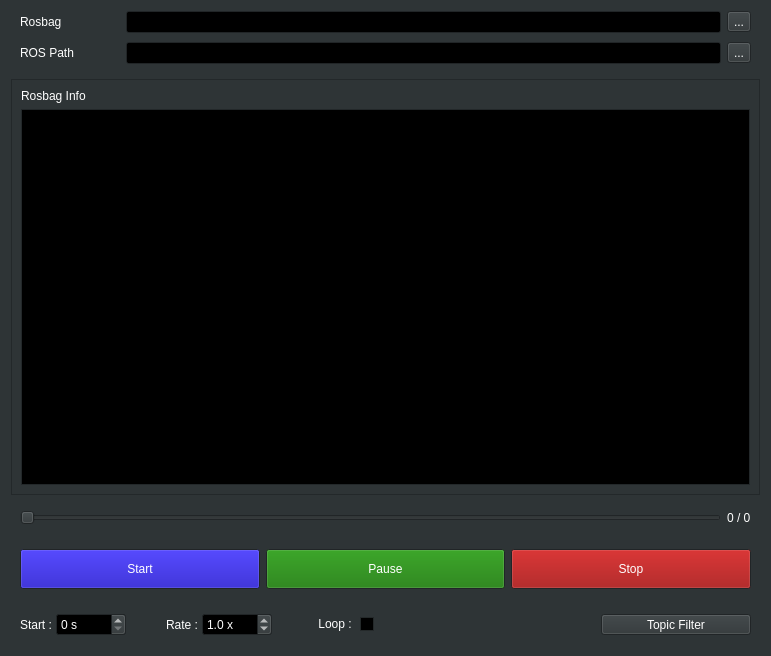
Above: ui/player.ui from yyamazaki933/rosbag_player before the change. Below: the same form after it.
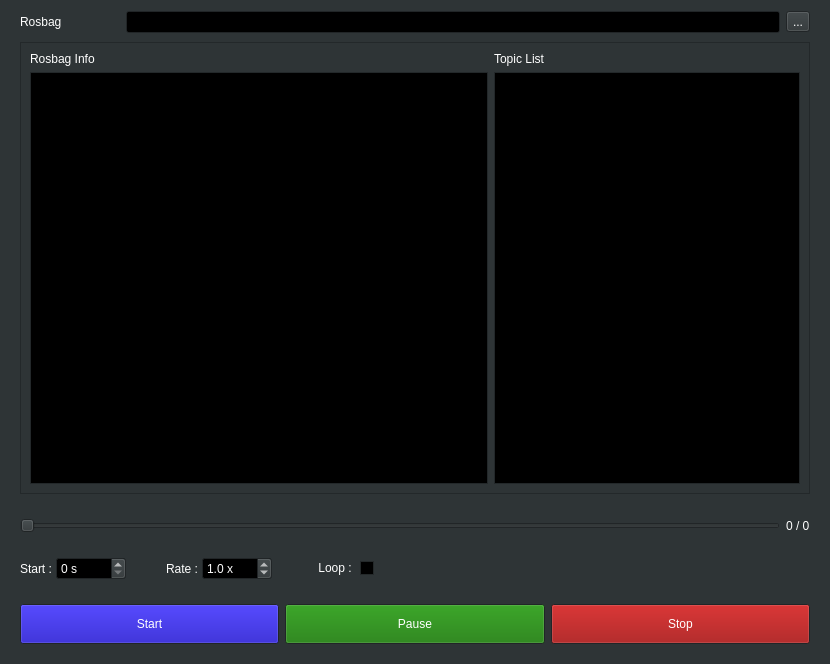
That is the form after the change.

Patch:
```diff
--- a/ui/player.ui
+++ b/ui/player.ui
@@ -6,8 +6,8 @@
    <rect>
     <x>0</x>
     <y>0</y>
-    <width>771</width>
-    <height>656</height>
+    <width>830</width>
+    <height>664</height>
    </rect>
   </property>
   <property name="palette">
@@ -456,153 +456,6 @@
    <string>Rosbag Player</string>
   </property>
   <layout class="QGridLayout" name="gridLayout">
-   <item row="10" column="3">
-    <widget class="QWidget" name="widget_3" native="true">
-     <layout class="QHBoxLayout" name="horizontalLayout">
-      <property name="spacing">
-       <number>0</number>
-      </property>
-      <item>
-       <widget class="QLabel" name="label_16">
-        <property name="text">
-         <string>Start : </string>
-        </property>
-       </widget>
-      </item>
-      <item>
-       <widget class="QSpinBox" name="sb_offset">
-        <property name="sizePolicy">
-         <sizepolicy hsizetype="Fixed" vsizetype="Fixed">
-          <horstretch>0</horstretch>
-          <verstretch>0</verstretch>
-         </sizepolicy>
-        </property>
-        <property name="minimumSize">
-         <size>
-          <width>70</width>
-          <height>0</height>
-         </size>
-        </property>
-        <property name="suffix">
-         <string> s</string>
-        </property>
-        <property name="maximum">
-         <number>9999</number>
-        </property>
-       </widget>
-      </item>
-      <item>
-       <spacer name="horizontalSpacer">
-        <property name="orientation">
-         <enum>Qt::Horizontal</enum>
-        </property>
-        <property name="sizeType">
-         <enum>QSizePolicy::Preferred</enum>
-        </property>
-        <property name="sizeHint" stdset="0">
-         <size>
-          <width>40</width>
-          <height>20</height>
-         </size>
-        </property>
-       </spacer>
-      </item>
-      <item>
-       <widget class="QLabel" name="label_15">
-        <property name="text">
-         <string>Rate : </string>
-        </property>
-       </widget>
-      </item>
-      <item>
-       <widget class="QDoubleSpinBox" name="sb_rate">
-        <property name="sizePolicy">
-         <sizepolicy hsizetype="Fixed" vsizetype="Fixed">
-          <horstretch>0</horstretch>
-          <verstretch>0</verstretch>
-         </sizepolicy>
-        </property>
-        <property name="minimumSize">
-         <size>
-          <width>70</width>
-          <height>0</height>
-         </size>
-        </property>
-        <property name="suffix">
-         <string> x</string>
-        </property>
-        <property name="decimals">
-         <number>1</number>
-        </property>
-        <property name="minimum">
-         <double>0.100000000000000</double>
-        </property>
-        <property name="maximum">
-         <double>100.000000000000000</double>
-        </property>
-        <property name="singleStep">
-         <double>0.100000000000000</double>
-        </property>
-        <property name="value">
-         <double>1.000000000000000</double>
-        </property>
-       </widget>
-      </item>
-      <item>
-       <spacer name="horizontalSpacer_3">
-        <property name="orientation">
-         <enum>Qt::Horizontal</enum>
-        </property>
-        <property name="sizeType">
-         <enum>QSizePolicy::Preferred</enum>
-        </property>
-        <property name="sizeHint" stdset="0">
-         <size>
-          <width>40</width>
-          <height>20</height>
-         </size>
-        </property>
-       </spacer>
-      </item>
-      <item>
-       <widget class="QCheckBox" name="chb_loop">
-        <property name="layoutDirection">
-         <enum>Qt::RightToLeft</enum>
-        </property>
-        <property name="text">
-         <string>Loop : </string>
-        </property>
-       </widget>
-      </item>
-      <item>
-       <spacer name="horizontalSpacer_4">
-        <property name="orientation">
-         <enum>Qt::Horizontal</enum>
-        </property>
-        <property name="sizeHint" stdset="0">
-         <size>
-          <width>40</width>
-          <height>20</height>
-         </size>
-        </property>
-       </spacer>
-      </item>
-      <item>
-       <widget class="QToolButton" name="pb_filter">
-        <property name="minimumSize">
-         <size>
-          <width>150</width>
-          <height>0</height>
-         </size>
-        </property>
-        <property name="text">
-         <string>Topic Filter</string>
-        </property>
-       </widget>
-      </item>
-     </layout>
-    </widget>
-   </item>
    <item row="9" column="3">
     <widget class="QWidget" name="widget" native="true">
      <property name="enabled">
@@ -762,7 +615,69 @@
      </layout>
     </widget>
    </item>
-   <item row="2" column="3">
+   <item row="7" column="3">
+    <widget class="QWidget" name="widget_4" native="true">
+     <layout class="QHBoxLayout" name="horizontalLayout_2">
+      <item>
+       <widget class="QSlider" name="slider">
+        <property name="orientation">
+         <enum>Qt::Horizontal</enum>
+        </property>
+       </widget>
+      </item>
+      <item>
+       <widget class="QLabel" name="label_time">
+        <property name="text">
+         <string>0 / 0</string>
+        </property>
+       </widget>
+      </item>
+     </layout>
+    </widget>
+   </item>
+   <item row="0" column="3">
+    <widget class="QWidget" name="wd_input" native="true">
+     <layout class="QGridLayout" name="gridLayout_3">
+      <property name="topMargin">
+       <number>0</number>
+      </property>
+      <property name="verticalSpacing">
+       <number>9</number>
+      </property>
+      <item row="0" column="2">
+       <widget class="QToolButton" name="pb_bag">
+        <property name="text">
+         <string>...</string>
+        </property>
+       </widget>
+      </item>
+      <item row="0" column="1">
+       <widget class="QLineEdit" name="le_bag">
+        <property name="sizePolicy">
+         <sizepolicy hsizetype="Preferred" vsizetype="Fixed">
+          <horstretch>0</horstretch>
+          <verstretch>0</verstretch>
+         </sizepolicy>
+        </property>
+        <property name="text">
+         <string/>
+        </property>
+       </widget>
+      </item>
+      <item row="0" column="0">
+       <widget class="QLabel" name="label">
+        <property name="maximumSize">
+         <size>
+          <width>100</width>
+          <height>16777215</height>
+         </size>
+        </property>
+        <property name="text">
+         <string>Rosbag</string>
+        </property>
+       </widget>
+      </item>
+      <item row="1" column="0" colspan="3">
     <widget class="QFrame" name="frame">
      <property name="frameShape">
       <enum>QFrame::StyledPanel</enum>
@@ -770,22 +685,26 @@
      <property name="frameShadow">
       <enum>QFrame::Raised</enum>
      </property>
-     <layout class="QVBoxLayout" name="verticalLayout">
-      <item>
+        <layout class="QGridLayout" name="gridLayout_4" columnstretch="6,4">
+         <item row="0" column="1">
+          <widget class="QLabel" name="label_4">
+           <property name="text">
+            <string>Topic List</string>
+           </property>
+          </widget>
+         </item>
+         <item row="0" column="0">
        <widget class="QLabel" name="label_3">
         <property name="text">
          <string>Rosbag Info</string>
         </property>
        </widget>
       </item>
-      <item>
+         <item row="2" column="1">
+          <widget class="QListWidget" name="topic_list"/>
+         </item>
+         <item row="2" column="0">
        <widget class="QPlainTextEdit" name="pte_bag">
-        <property name="sizePolicy">
-         <sizepolicy hsizetype="Preferred" vsizetype="Expanding">
-          <horstretch>0</horstretch>
-          <verstretch>0</verstretch>
-         </sizepolicy>
-        </property>
         <property name="palette">
          <palette>
           <active>
@@ -853,7 +772,6 @@
         <property name="font">
          <font>
           <family>Ubuntu Mono</family>
-          <pointsize>13</pointsize>
          </font>
         </property>
         <property name="readOnly">
@@ -867,100 +785,136 @@
      </layout>
     </widget>
    </item>
-   <item row="7" column="3">
-    <widget class="QWidget" name="widget_4" native="true">
-     <layout class="QHBoxLayout" name="horizontalLayout_2">
-      <item>
-       <widget class="QSlider" name="slider">
-        <property name="orientation">
-         <enum>Qt::Horizontal</enum>
-        </property>
-       </widget>
-      </item>
-      <item>
-       <widget class="QLabel" name="label_time">
-        <property name="text">
-         <string>0 / 0</string>
-        </property>
-       </widget>
-      </item>
      </layout>
     </widget>
    </item>
-   <item row="0" column="3">
-    <widget class="QWidget" name="widget_2" native="true">
-     <layout class="QGridLayout" name="gridLayout_3">
-      <property name="topMargin">
+   <item row="8" column="3">
+    <widget class="QWidget" name="wd_config" native="true">
+     <layout class="QHBoxLayout" name="horizontalLayout">
+      <property name="spacing">
        <number>0</number>
       </property>
-      <property name="verticalSpacing">
-       <number>9</number>
-      </property>
-      <item row="1" column="2">
-       <widget class="QToolButton" name="pb_path">
+      <item>
+       <widget class="QLabel" name="label_16">
         <property name="text">
-         <string>...</string>
+         <string>Start : </string>
         </property>
        </widget>
       </item>
-      <item row="0" column="2">
-       <widget class="QToolButton" name="pb_bag">
-        <property name="text">
-         <string>...</string>
-        </property>
-       </widget>
-      </item>
-      <item row="0" column="1">
-       <widget class="QLineEdit" name="le_bag">
+      <item>
+       <widget class="QSpinBox" name="sb_offset">
         <property name="sizePolicy">
-         <sizepolicy hsizetype="Preferred" vsizetype="Fixed">
+         <sizepolicy hsizetype="Fixed" vsizetype="Fixed">
           <horstretch>0</horstretch>
           <verstretch>0</verstretch>
          </sizepolicy>
         </property>
+        <property name="minimumSize">
+         <size>
+          <width>70</width>
+          <height>0</height>
+         </size>
+        </property>
+        <property name="suffix">
+         <string> s</string>
+        </property>
+        <property name="maximum">
+         <number>9999</number>
+        </property>
+       </widget>
+      </item>
+      <item>
+       <spacer name="horizontalSpacer">
+        <property name="orientation">
+         <enum>Qt::Horizontal</enum>
+        </property>
+        <property name="sizeType">
+         <enum>QSizePolicy::Preferred</enum>
+        </property>
+        <property name="sizeHint" stdset="0">
+         <size>
+          <width>40</width>
+          <height>20</height>
+         </size>
+        </property>
+       </spacer>
+      </item>
+      <item>
+       <widget class="QLabel" name="label_15">
         <property name="text">
-         <string/>
+         <string>Rate : </string>
         </property>
        </widget>
       </item>
-      <item row="1" column="1">
-       <widget class="QLineEdit" name="le_path">
+      <item>
+       <widget class="QDoubleSpinBox" name="sb_rate">
         <property name="sizePolicy">
-         <sizepolicy hsizetype="Preferred" vsizetype="Fixed">
+         <sizepolicy hsizetype="Fixed" vsizetype="Fixed">
           <horstretch>0</horstretch>
           <verstretch>0</verstretch>
          </sizepolicy>
         </property>
-        <property name="text">
-         <string/>
+        <property name="minimumSize">
+         <size>
+          <width>70</width>
+          <height>0</height>
+         </size>
         </property>
+        <property name="suffix">
+         <string> x</string>
+        </property>
+        <property name="decimals">
+         <number>1</number>
+        </property>
+        <property name="minimum">
+         <double>0.100000000000000</double>
+        </property>
+        <property name="maximum">
+         <double>100.000000000000000</double>
+        </property>
+        <property name="value">
+         <double>1.000000000000000</double>
+        </property>
        </widget>
       </item>
-      <item row="0" column="0">
-       <widget class="QLabel" name="label">
-        <property name="maximumSize">
+      <item>
+       <spacer name="horizontalSpacer_3">
+        <property name="orientation">
+         <enum>Qt::Horizontal</enum>
+        </property>
+        <property name="sizeType">
+         <enum>QSizePolicy::Preferred</enum>
+        </property>
+        <property name="sizeHint" stdset="0">
          <size>
-          <width>100</width>
-          <height>16777215</height>
+          <width>40</width>
+          <height>20</height>
          </size>
         </property>
+       </spacer>
+      </item>
+      <item>
+       <widget class="QCheckBox" name="chb_loop">
+        <property name="layoutDirection">
+         <enum>Qt::RightToLeft</enum>
+        </property>
         <property name="text">
-         <string>Rosbag</string>
+         <string>Loop : </string>
         </property>
        </widget>
       </item>
-      <item row="1" column="0">
-       <widget class="QLabel" name="label_2">
-        <property name="maximumSize">
+      <item>
+       <spacer name="horizontalSpacer_4">
+        <property name="orientation">
+         <enum>Qt::Horizontal</enum>
+        </property>
+        <property name="sizeHint" stdset="0">
          <size>
-          <width>100</width>
-          <height>16777215</height>
+          <width>40</width>
+          <height>20</height>
          </size>
         </property>
-        <property name="text">
-         <string>ROS Path</string>
-        </property>
-       </widget>
+       </spacer>
       </item>
      </layout>
     </widget>
```
Lines whose indentation alone changed are shown as unchanged.
